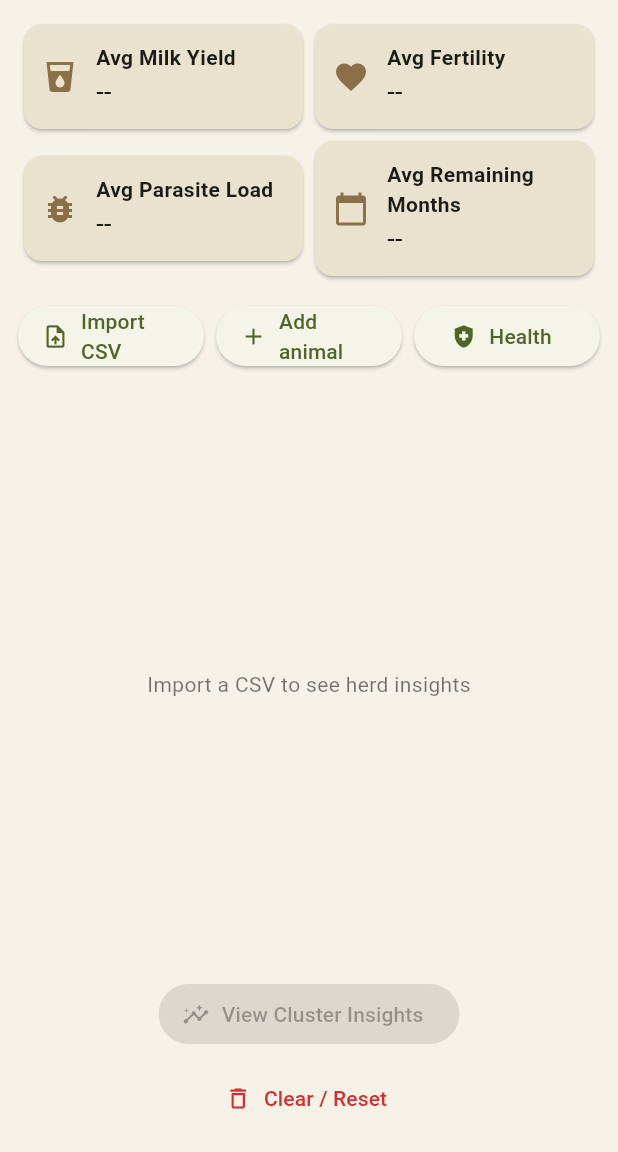
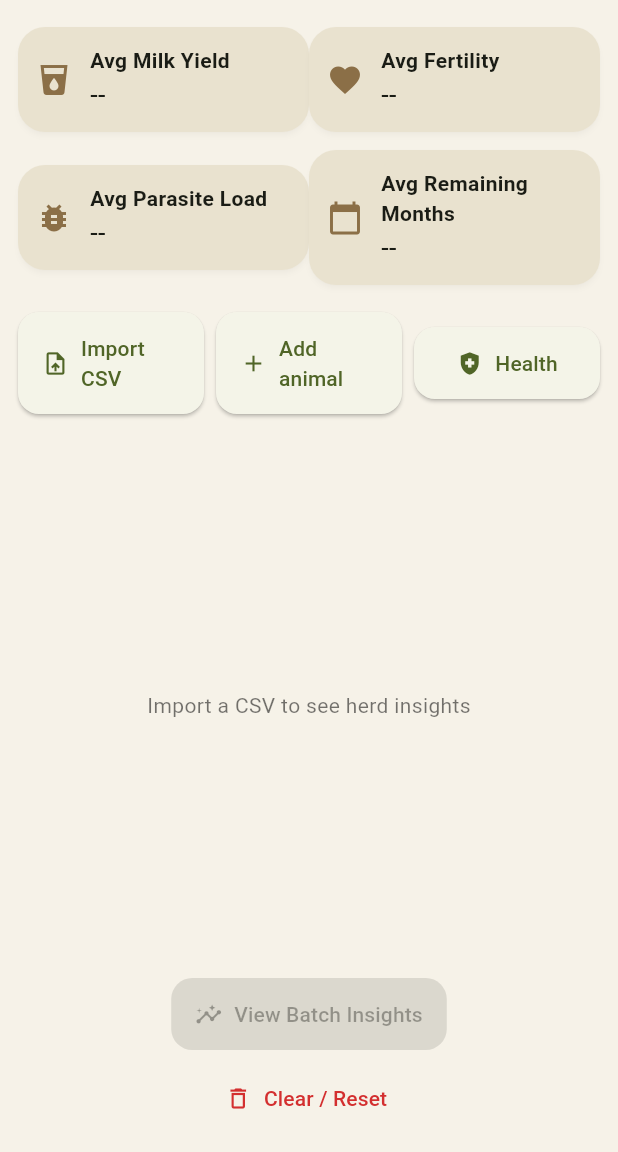
Before and after one commit to rickyrickric/HERD-V-app, a Flutter app: the screen it shows after launch, on a phone screen of 412 x 824 dp, the part 84-1236 px from its top. Run offline on Flutter 3.47's test engine with Material 3 defaults, Android fonts, the phone set to English and light mode, and no system bars; our stand-ins replace csv, file_picker, fl_chart, hive, hive_flutter; accounts and stored records are empty.

Commit message:
Refactor terminology from "Cluster" to "Batch" across the application for consistency; update UI components and themes for improved user experience.

```diff
--- a/herdv/frontend/herdv_app/lib/main.dart
+++ b/herdv/frontend/herdv_app/lib/main.dart
@@ -26,12 +26,46 @@
 
   @override
   Widget build(BuildContext context) {
+    // Style: "Organic Biophilic" (ui-ux-pro-max recommendation for a
+    // livestock/health product) — earthy palette, rounded corners (16-24px),
+    // soft natural shadows. Applied at the theme level so every screen inherits
+    // consistent shape and elevation.
+    const seed = Color(0xFF6B8E23); // olive green
+    final scheme = ColorScheme.fromSeed(seedColor: seed);
     final earthy = ThemeData(
-      colorScheme: ColorScheme.fromSeed(
-        seedColor: const Color(0xFF6B8E23), // olive green
-      ),
+      colorScheme: scheme,
       useMaterial3: true,
       scaffoldBackgroundColor: const Color(0xFFF6F2E8), // warm parchment
+      cardTheme: CardThemeData(
+        elevation: 1.5,
+        shadowColor: Colors.black.withValues(alpha: 0.15),
+        shape: RoundedRectangleBorder(
+          borderRadius: BorderRadius.circular(18),
+        ),
+        margin: const EdgeInsets.symmetric(vertical: 6),
+      ),
+      chipTheme: ChipThemeData(
+        shape: RoundedRectangleBorder(
+          borderRadius: BorderRadius.circular(20),
+        ),
+      ),
+      elevatedButtonTheme: ElevatedButtonThemeData(
+        style: ElevatedButton.styleFrom(
+          padding:
+              const EdgeInsets.symmetric(horizontal: 16, vertical: 14),
+          shape: RoundedRectangleBorder(
+            borderRadius: BorderRadius.circular(14),
+          ),
+        ),
+      ),
+      inputDecorationTheme: InputDecorationTheme(
+        filled: true,
+        border: OutlineInputBorder(
+          borderRadius: BorderRadius.circular(14),
+        ),
+        contentPadding:
+            const EdgeInsets.symmetric(horizontal: 14, vertical: 14),
+      ),
     );
 
     return MaterialApp(
--- a/herdv/frontend/herdv_app/lib/screens/cluster_insights_screen.dart
+++ b/herdv/frontend/herdv_app/lib/screens/cluster_insights_screen.dart
@@ -42,7 +42,7 @@
   Widget build(BuildContext context) {
     final clusters = app.clusters;
     return Scaffold(
-      appBar: AppBar(title: const Text('Cluster Insights')),
+      appBar: AppBar(title: const Text('Batch Insights')),
       body: ListView(
         padding: const EdgeInsets.all(12),
         children: [
@@ -57,7 +57,7 @@
                         style: TextStyle(fontWeight: FontWeight.bold)),
                     const SizedBox(height: 8),
                     Wrap(spacing: 12, runSpacing: 8, children: [
-                      Chip(label: Text('Clusters: ${clusters.length}')),
+                      Chip(label: Text('Batches: ${clusters.length}')),
                       GestureDetector(
                         onTap: () {
                           Navigator.pushNamed(context, '/animals', arguments: {
@@ -96,7 +96,7 @@
                 if (narrow) {
                   return Column(children: [
                     ClusterDistributionPieChart(
-                        clusters: clusters, title: 'Cluster Distribution'),
+                        clusters: clusters, title: 'Batch Distribution'),
                     const SizedBox(height: 12),
                     ScatterMilkFertility(
                         clusters: clusters, title: 'Milk Yield vs Fertility')
@@ -109,7 +109,7 @@
                           flex: 3,
                           child: ClusterDistributionPieChart(
                               clusters: clusters,
-                              title: 'Cluster Distribution')),
+                              title: 'Batch Distribution')),
                       const SizedBox(width: 12),
                       Expanded(
                           flex: 4,
@@ -122,12 +122,12 @@
           ),
           const SizedBox(height: 12),
           // ---- Clusters ----
-          const Text('Clusters', style: TextStyle(fontWeight: FontWeight.bold)),
+          const Text('Batches', style: TextStyle(fontWeight: FontWeight.bold)),
           const SizedBox(height: 8),
           ...clusters.map<Widget>((c) => ClusterCard(
                 title: (c['name']?.toString().isNotEmpty ?? false)
                     ? c['name'].toString()
-                    : 'Cluster ${c['cluster_id']}',
+                    : 'Batch ${c['cluster_id']}',
                 clusterId: c['cluster_id'],
                 count: (c['count'] is num) ? (c['count'] as num).toInt() : 0,
                 means: (c['means'] is Map)
--- a/herdv/frontend/herdv_app/lib/screens/dashboard_screen.dart
+++ b/herdv/frontend/herdv_app/lib/screens/dashboard_screen.dart
@@ -153,7 +153,7 @@
                   ? null
                   : () => Navigator.pushNamed(context, '/clusters'),
               icon: const Icon(Icons.insights),
-              label: const Text('View Cluster Insights'),
+              label: const Text('View Batch Insights'),
             ),
             const SizedBox(height: 8),
             TextButton.icon(
@@ -235,7 +235,7 @@
       builder: (ctx) => AlertDialog(
         title: const Text('Clear all data?'),
         content: const Text(
-            'This removes the imported herd, clusters, and cached results from '
+            'This removes the imported herd, batches, and cached results from '
             'this device. This cannot be undone.'),
         actions: [
           TextButton(
--- a/herdv/frontend/herdv_app/lib/screens/health_screen.dart
+++ b/herdv/frontend/herdv_app/lib/screens/health_screen.dart
@@ -82,7 +82,7 @@
                         ),
                         title: Text('Animal ${a['ID'] ?? a['id'] ?? '—'}'),
                         subtitle: Text(reasons.isEmpty
-                            ? (cid != null ? 'Cluster $cid • healthy' : 'healthy')
+                            ? (cid != null ? 'Batch $cid • healthy' : 'healthy')
                             : reasons.join(' • ')),
                         trailing: Text(level.label,
                             style: TextStyle(
--- a/herdv/frontend/herdv_app/lib/services/import_service.dart
+++ b/herdv/frontend/herdv_app/lib/services/import_service.dart
@@ -440,7 +440,7 @@
     }
     clusters.add({
       'cluster_id': c,
-      'name': 'Cluster $c',
+      'name': 'Batch $c',
       'count': cnt,
       'means': m,
       'recommendation': ''
--- a/herdv/frontend/herdv_app/lib/widgets/charts.dart
+++ b/herdv/frontend/herdv_app/lib/widgets/charts.dart
@@ -99,7 +99,7 @@
 
     if (entries.isEmpty) {
       return _wrap(context, const SizedBox(
-          height: 200, child: Center(child: Text('No cluster data'))));
+          height: 200, child: Center(child: Text('No batch data'))));
     }
 
     final maxCount =
@@ -193,7 +193,7 @@
                 color: clusterColor(e.id), shape: BoxShape.circle),
           ),
           const SizedBox(width: 4),
-          Text('Cluster ${e.id} (${e.count})',
+          Text('Batch ${e.id} (${e.count})',
               style: const TextStyle(fontSize: 11)),
         ]);
       }).toList(),
@@ -272,7 +272,7 @@
         child: Column(
           crossAxisAlignment: CrossAxisAlignment.start,
           children: [
-            Text(title ?? 'Cluster Distribution',
+            Text(title ?? 'Batch Distribution',
                 style: const TextStyle(fontWeight: FontWeight.bold)),
             const SizedBox(height: 8),
             LayoutBuilder(builder: (context, constraints) {
@@ -282,13 +282,13 @@
                 children: [
                   const Padding(
                       padding: EdgeInsets.only(bottom: 8.0),
-                      child: Text('Clusters',
+                      child: Text('Batches',
                           style: TextStyle(fontWeight: FontWeight.w600))),
                   ...List<Widget>.generate(clusters.length, (i) {
                     final c = clusters[i];
                     final cid = (c['cluster_id'] ?? c['id'] ?? i) as int;
                     final color = clusterColor(cid);
-                    final name = c['name']?.toString() ?? 'Cluster ${cid}';
+                    final name = c['name']?.toString() ?? 'Batch ${cid}';
                     final cnt = (c['count'] ?? 0) as int;
                     return Padding(
                       padding: const EdgeInsets.only(bottom: 6.0),
```
Also changed, not shown: herdv/frontend/herdv_app/lib/screens/animal_list_screen.dart (+20 -41 lines), herdv/frontend/herdv_app/lib/screens/import_screen.dart (+8 -8 lines), ui-ux-design-brief.yaml (added, +145 -0 lines), 3 other files.
